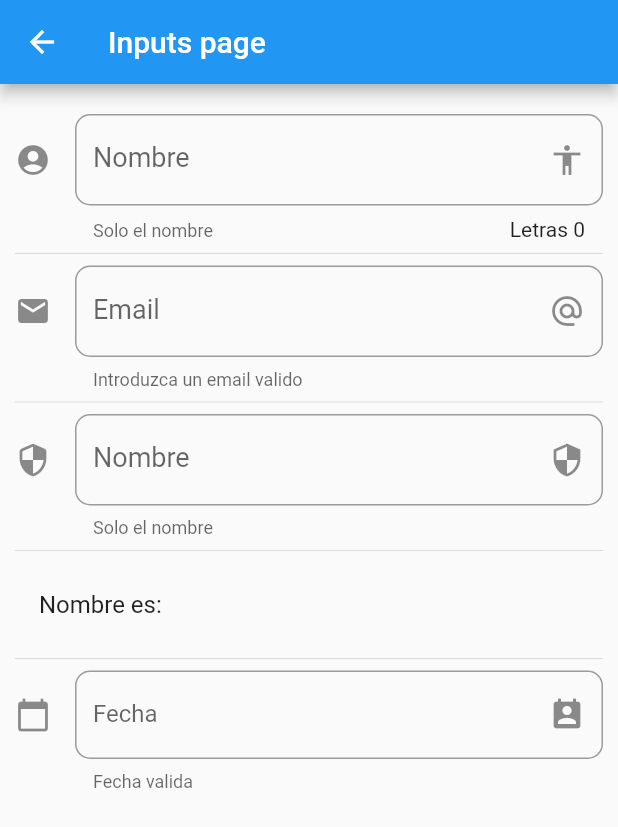
After one commit to alemrn/FlutterApplications, a Flutter app: the InputPage screen opened by its route, on a phone screen of 412 x 824 dp. The commit adds this screen. Shown: the top 827 px of the screen. Run offline on Flutter 3.47's test engine with Material 2 defaults, Android fonts, the phone set to English and light mode, and no system bars.

Commit message:
changes and adding new functionalities on the app

```diff
--- a/app2samples/app2samples/data/menu_opts.json
+++ b/app2samples/app2samples/data/menu_opts.json
@@ -20,6 +20,11 @@
             "ruta" : "animatedContainer",
             "icon" : "donut_large",
             "texto": "Animated Container"
+        },
+        {
+            "ruta" : "inputs",
+            "icon" : "input",
+            "texto": "Inputs"
         }
     ]
 }
--- a/app2samples/app2samples/lib/src/Pages/animated_contained.dart
+++ b/app2samples/app2samples/lib/src/Pages/animated_contained.dart
@@ -1,3 +1,5 @@
+import 'dart:math';
+
 import 'package:flutter/material.dart';
 
 class AnimatedContaierPage extends StatefulWidget {
@@ -20,23 +22,31 @@
         title: Text('Animated Container'),
       ),
       body: Center(
-        child: Container(
+        child: AnimatedContainer(
           width: _width,
           height: _height,
           decoration: BoxDecoration(borderRadius: _borderadius, color: _color),
+          duration: Duration(milliseconds: 1000),
+          curve: Curves.bounceIn,
         ),
       ),
       floatingActionButton: FloatingActionButton(
-        onPressed: () {
-          setState(() {
-            double _width = 20.0;
-            double _height = 100.0;
-            Color _color = Colors.white60;
-            BorderRadiusGeometry _borderadius = BorderRadius.circular(10.0);
-          });
-        },
+        child: Icon(Icons.play_arrow),
+        onPressed: _cambiarforma,
         backgroundColor: Colors.blue[800],
       ),
     );
   }
+
+  void _cambiarforma() {
+    final random = Random();
+
+    setState(() {
+      _width = random.nextInt(300).toDouble();
+      _height = random.nextInt(300).toDouble();
+      _color = Color.fromRGBO(
+          random.nextInt(255), random.nextInt(300), random.nextInt(300), 1);
+      _borderadius = BorderRadius.circular(random.nextInt(100).toDouble());
+    });
+  }
 }
--- /dev/null
+++ b/app2samples/app2samples/lib/src/Pages/inpupt_page.dart
@@ -0,0 +1,160 @@
+import 'package:flutter/material.dart';
+import 'package:flutter/services.dart';
+
+class InputPage extends StatefulWidget {
+  InputPage({Key key}) : super(key: key);
+
+  @override
+  _InputPageState createState() => _InputPageState();
+}
+
+class _InputPageState extends State<InputPage> {
+  String _nombre = '';
+  String _email = '';
+  String _password = '';
+
+  String _fecha = '';
+
+  TextEditingController _inputfiledDateController = new TextEditingController();
+
+  @override
+  Widget build(BuildContext context) {
+    return Scaffold(
+      appBar: AppBar(title: Text('Inputs page')),
+      body: ListView(
+        padding: EdgeInsets.symmetric(horizontal: 10.0, vertical: 20.0),
+        children: [
+          _crearInput(),
+          Divider(),
+          _crearEmail(),
+          Divider(),
+          _crearPassword(),
+          Divider(),
+          _crearPersona(),
+          Divider(),
+          _crearFecha(context),
+        ],
+      ),
+    );
+  }
+
+  Widget _crearInput() {
+    return TextField(
+      //autofocus: true,
+      style: TextStyle(fontSize: 18.0),
+      textCapitalization: TextCapitalization.sentences,
+      decoration: InputDecoration(
+        border: OutlineInputBorder(
+          borderSide: BorderSide(width: 16.0, color: Colors.lightBlue.shade50),
+          borderRadius: BorderRadius.circular(10),
+        ),
+        counter: Text('Letras ${_nombre.length}'),
+        hintText: 'Texto de sugerencia',
+        labelText: 'Nombre',
+        helperText: 'Solo el nombre',
+        suffixIcon: Icon(Icons.accessibility),
+        icon: Icon(Icons.account_circle),
+      ),
+      onChanged: (valor) {
+        setState(() {
+          _nombre = valor;
+          print(_nombre);
+        });
+      },
+    );
+  }
+
+  Widget _crearPersona() {
+    return ListTile(title: Text('Nombre es: $_nombre'));
+  }
+
+  Widget _crearEmail() {
+    return TextField(
+      //autofocus: true,
+      keyboardType: TextInputType.emailAddress,
+      style: TextStyle(fontSize: 18.0),
+      textCapitalization: TextCapitalization.sentences,
+      decoration: InputDecoration(
+        border: OutlineInputBorder(
+          borderSide: BorderSide(width: 16.0, color: Colors.lightBlue.shade50),
+          borderRadius: BorderRadius.circular(10),
+        ),
+        hintText: 'Aquí para añadir su email',
+        labelText: 'Email',
+        helperText: 'Introduzca un email valido',
+        suffixIcon: Icon(Icons.alternate_email),
+        icon: Icon(Icons.email),
+      ),
+      onChanged: (valor) {
+        setState(() {
+          _email = valor;
+          print(_email);
+        });
+      },
+    );
+  }
+
+  Widget _crearPassword() {
+    return TextField(
+      //autofocus: true,
+      obscureText: true,
+      style: TextStyle(fontSize: 18.0),
+      textCapitalization: TextCapitalization.sentences,
+      decoration: InputDecoration(
+        border: OutlineInputBorder(
+          borderSide: BorderSide(width: 16.0, color: Colors.lightBlue.shade50),
+          borderRadius: BorderRadius.circular(10),
+        ),
+        hintText: 'Texto de sugerencia',
+        labelText: 'Nombre',
+        helperText: 'Solo el nombre',
+        suffixIcon: Icon(Icons.security),
+        icon: Icon(Icons.security_rounded),
+      ),
+      onChanged: (valor) {
+        setState(() {
+          _password = valor;
+          print(_nombre);
+        });
+      },
+    );
+  }
+
+  Widget _crearFecha(BuildContext context) {
+    return TextField(
+      controller: _inputfiledDateController,
+      enableInteractiveSelection: false,
+      decoration: InputDecoration(
+        border: OutlineInputBorder(
+          borderSide: BorderSide(width: 16.0, color: Colors.lightBlue.shade50),
+          borderRadius: BorderRadius.circular(10),
+        ),
+        hintText: 'Fecha de nacimiento',
+        labelText: 'Fecha',
+        helperText: 'Fecha valida',
+        suffixIcon: Icon(Icons.perm_contact_calendar),
+        icon: Icon(Icons.calendar_today),
+      ),
+      onTap: () {
+        FocusScope.of(context).requestFocus(new FocusNode());
+        _selectDate(context);
+      },
+    );
+  }
+
+  void _selectDate(BuildContext context) async {
+    DateTime picked = await showDatePicker(
+        context: context,
+        initialDate: new DateTime.now(),
+        firstDate: new DateTime(1990),
+        lastDate: new DateTime.now(),
+        locale: Locale('es', 'ES'));
+
+    if (picked != null) {
+      setState(() {
+        _fecha = picked.toString();
+        _inputfiledDateController.text = _fecha;
+      });
+    }
+  }
+}
--- a/app2samples/app2samples/lib/src/routes/routes.dart
+++ b/app2samples/app2samples/lib/src/routes/routes.dart
@@ -1,5 +1,6 @@
 import 'package:app2samples/src/Pages/animated_contained.dart';
 import 'package:app2samples/src/Pages/card_page.dart';
+import 'package:app2samples/src/Pages/inpupt_page.dart';
 import 'package:flutter/material.dart';
 
 import 'package:app2samples/src/Pages/HomePage.dart';
@@ -13,5 +14,6 @@
     'avatar': (BuildContext context) => AvatarPage(),
     'card': (BuildContext context) => CardPage(),
     'animatedContainer': (BuildContext) => AnimatedContaierPage(),
+    'inputs': (BuildContext) => InputPage(),
   };
 }
--- a/app2samples/app2samples/lib/src/utils/icon_string_util.dart
+++ b/app2samples/app2samples/lib/src/utils/icon_string_util.dart
@@ -5,6 +5,7 @@
   'accessibility': Icons.accessibility,
   'folder_open': Icons.folder_open,
   'donut_large': Icons.donut_large,
+  'input': Icons.input
 };
 
 Icon getIcon(String iconName) {
```
Also changed, not shown: app2samples/app2samples/lib/src/Pages/alert_page.dart (+4 -3 lines).
